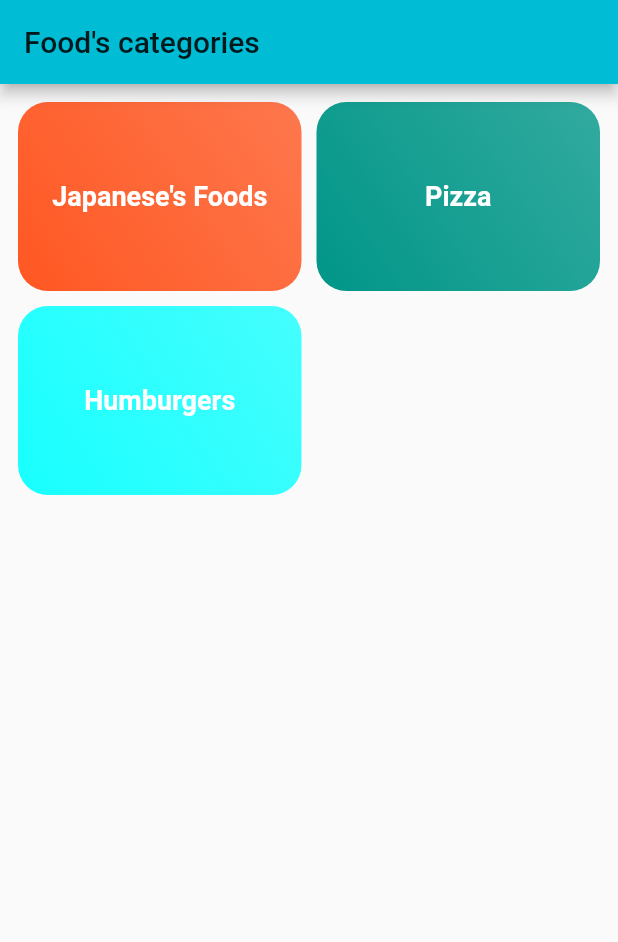
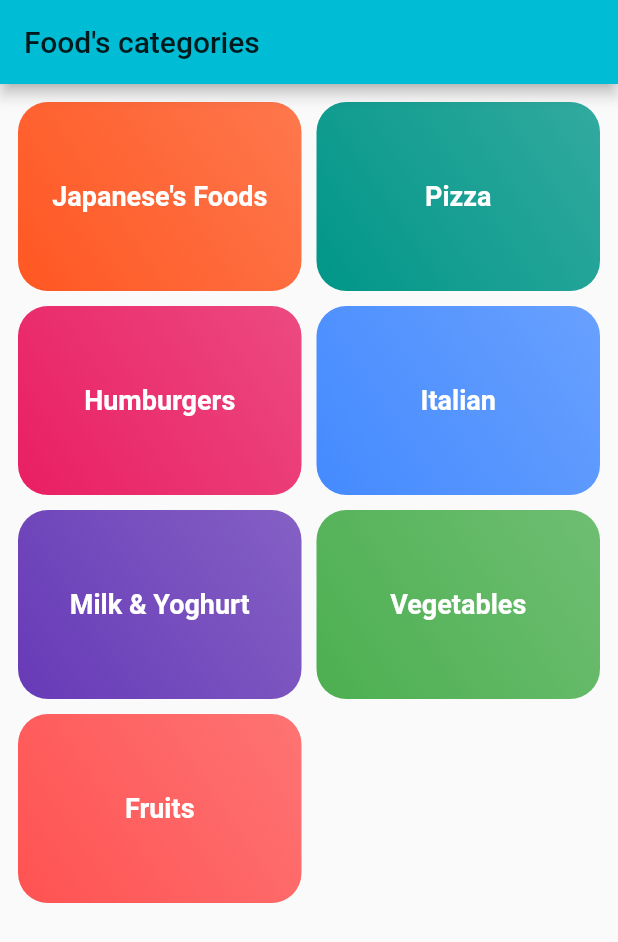
Before and after one commit to tunganh31309/food_app, a Flutter app: the screen it shows after launch, on a phone screen of 412 x 824 dp. Shown: the top 942 px of the screen. Run offline on Flutter 3.47's test engine with Material 2 defaults, Android fonts, the phone set to English and light mode, and no system bars.

Commit message:
sửa lại category trong fake_category

```diff
--- a/lib/fake_data.dart
+++ b/lib/fake_data.dart
@@ -2,9 +2,13 @@ import 'package:flutter/material.dart';
 import './models/category.dart';
 
 const FAKE_CATEGORIES = const [
-  Category(id: 1, content: 'Japanese\'s Foods', color: Colors.deepOrange),
+ Category(id: 1, content: 'Japanese\'s Foods', color: Colors.deepOrange),
   Category(id: 2, content: 'Pizza', color: Colors.teal),
-  Category(id: 3, content: 'Humburgers', color: Colors.cyanAccent),
+  Category(id: 3, content: 'Humburgers', color: Colors.pink),
+  Category(id: 4, content: 'Italian', color: Colors.blueAccent),
+  Category(id: 5, content: 'Milk & Yoghurt', color: Colors.deepPurple),
+  Category(id: 6, content: 'Vegetables', color: Colors.green),
+  Category(id: 7, content: 'Fruits', color: Colors.redAccent),
   // id cho từ 1 trở đi rồi tăng lên 1
 ];
 // Những dữ liệu mình tự bịa đặt
```
